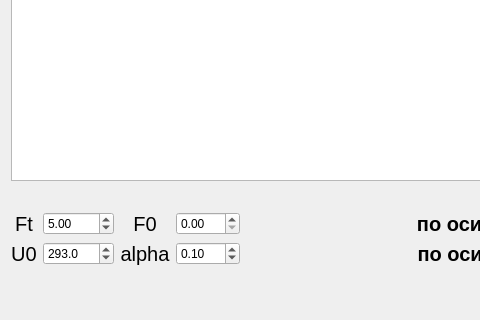
Old version of the form mainwindow.ui in the repository xammi/Gradov-Lab; both pictures show x 0 to 480 and y 302 to 622 of the 704 by 622 pixel window.
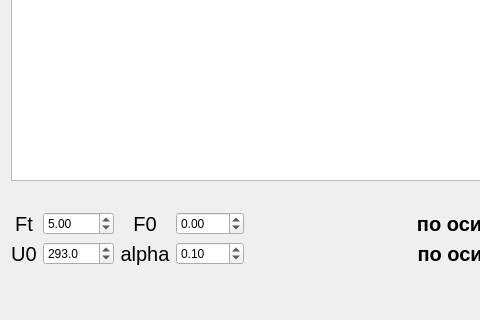
New version of the form.

The edit to the form file:
```diff
--- a/mainwindow.ui
+++ b/mainwindow.ui
@@ -143,6 +143,9 @@
         </item>
         <item row="0" column="3">
          <widget class="QDoubleSpinBox" name="F0">
+          <property name="minimum">
+           <double>-999.990000000000009</double>
+          </property>
           <property name="maximum">
            <double>999.990000000000009</double>
           </property>
@@ -165,6 +168,9 @@
         </item>
         <item row="1" column="3">
          <widget class="QDoubleSpinBox" name="alpha">
+          <property name="minimum">
+           <double>-999.990000000000009</double>
+          </property>
           <property name="maximum">
            <double>999.990000000000009</double>
           </property>
```
Left out of the diff: 3 changed lines with no effect on the pictures.
